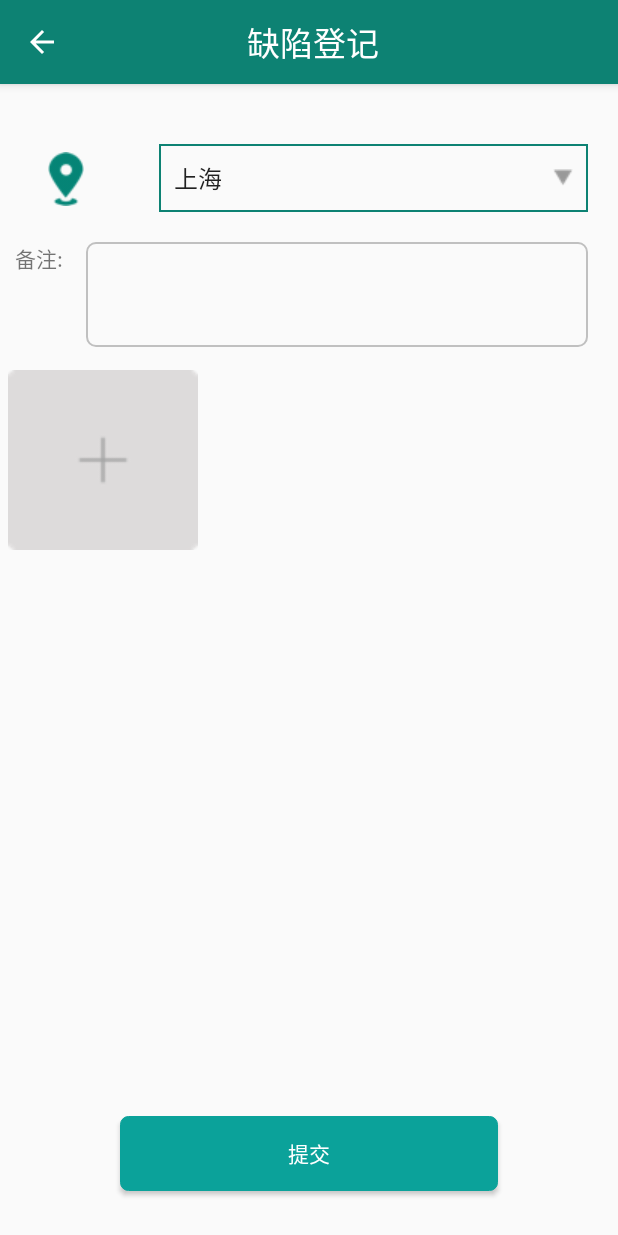
After one commit to widsdom-yl/powerlinepatro, an Android app: the UploadDefectActivity screen opened directly, with no data from a screen before it, on a phone screen of 412 x 824 dp. The commit adds this screen. Run offline under Robolectric (Android 15) with nearby library versions, the phone set to English and light mode, and no system bars; libraries missing offline, so code that uses them is left out: com.zhy.base; pictures from the network do not load; 2 statements that could not run were skipped.

Commit message:
缺陷上传页面

```diff
--- a/app/src/main/AndroidManifest.xml
+++ b/app/src/main/AndroidManifest.xml
@@ -52,7 +52,8 @@
         <service android:name="com.amap.api.location.APSService" />
 
         <activity android:name=".UploadPatroActivity" />
-        <activity android:name=".PatrolImageDetailActivity"></activity>
+        <activity android:name=".PatrolImageDetailActivity" />
+        <activity android:name=".UploadDefectActivity"></activity>
     </application>
 
 </manifest>
--- a/app/src/main/java/dczh/Fragment/MapFragment.java
+++ b/app/src/main/java/dczh/Fragment/MapFragment.java
@@ -15,7 +15,9 @@ import com.amap.api.location.AMapLocationClient;
 import com.amap.api.location.AMapLocationClientOption;
 import com.amap.api.location.AMapLocationListener;
 import com.amap.api.maps.AMap;
+import com.amap.api.maps.CameraUpdateFactory;
 import com.amap.api.maps.MapView;
+import com.amap.api.maps.model.LatLng;
 import com.amap.api.maps.model.MyLocationStyle;
 
 import java.text.SimpleDateFormat;
@@ -175,6 +177,8 @@ public class MapFragment extends Fragment implements AMap.OnMyLocationChangeList
     public void onMyLocationChange(Location location) {
 
         Log.e("MapFragment","x:"+location.getLatitude());
+        LatLng latLng = new LatLng(location.getLatitude(),location.getLongitude());
+        aMap.moveCamera(CameraUpdateFactory.newLatLngZoom(latLng,16));
     }
 
 
--- /dev/null
+++ b/app/src/main/java/dczh/powerlinepatro/UploadDefectActivity.java
@@ -0,0 +1,290 @@
+package dczh.powerlinepatro;
+
+import android.Manifest;
+import android.content.Intent;
+import android.content.pm.PackageManager;
+import android.net.Uri;
+import android.os.Bundle;
+import android.os.Environment;
+import android.provider.MediaStore;
+import android.support.annotation.NonNull;
+import android.support.annotation.Nullable;
+import android.support.v4.app.ActivityCompat;
+import android.support.v4.content.ContextCompat;
+import android.support.v7.widget.GridLayoutManager;
+import android.support.v7.widget.RecyclerView;
+import android.text.TextUtils;
+import android.view.Menu;
+import android.view.MenuItem;
+import android.view.View;
+import android.widget.ArrayAdapter;
+import android.widget.Button;
+import android.widget.ImageView;
+import android.widget.Spinner;
+
+import com.zhy.base.fileprovider.FileProvider7;
+
+import java.io.File;
+import java.util.ArrayList;
+import java.util.List;
+
+import dczh.Util.FileUtil;
+import dczh.View.ActionSheet;
+import dczh.adapter.BaseAdapter;
+import dczh.adapter.TowerProtolEditImageAdapter;
+import dczh.model.LineTowerModel;
+
+public class UploadDefectActivity extends BaseAppCompatActivity implements View.OnClickListener, BaseAdapter.OnItemClickListener, TowerProtolEditImageAdapter.DeleteClickListener {
+
+    private static final String ARG_PARAM1 = "param1";
+    private LineTowerModel model;
+    private Spinner spinner;
+    private List<String> data_list;
+    private ArrayAdapter<String> arr_adapter;
+    private TowerProtolEditImageAdapter mAdpter;
+    private RecyclerView mRecyclerView;
+
+    Button button_choose_image;
+    ImageView imageView;
+    private ActionSheet actionSheet;
+    /******************************************/
+    public static final int RC_TAKE_PHOTO = 1;
+    public static final int RC_CHOOSE_PHOTO = 2;
+    /******************************************/
+
+    List<String> mFileArray = new ArrayList<>();
+    Integer mTakePhotoIndex = 0;
+
+
+    @Override
+    protected void onCreate(Bundle savedInstanceState) {
+        super.onCreate(savedInstanceState);
+        setContentView(R.layout.activity_upload_defect);
+        android.support.v7.app.ActionBar actionBar = getSupportActionBar();
+        Bundle bundle = this.getIntent().getExtras();
+        model = (LineTowerModel)bundle.getSerializable(ARG_PARAM1);
+        if ( actionBar != null)
+        {
+            setCustomTitle(getString(R.string.string_sign_defect), true);
+            // setCustomTitle(model.getTowerName(), true);
+        }
+
+        spinner = findViewById(R.id.spinner);
+        //数据
+        data_list = new ArrayList<String>();
+        data_list.add(model.getTowerName());
+        data_list.add("上海");
+        data_list.add("广州");
+        data_list.add("深圳");
+
+        //适配器
+        arr_adapter= new ArrayAdapter<String>(this, android.R.layout.simple_spinner_item, data_list);
+        //设置样式
+        arr_adapter.setDropDownViewResource(android.R.layout.simple_spinner_dropdown_item);
+        //加载适配器
+        spinner.setAdapter(arr_adapter);
+
+        /***************************************/
+//        button_choose_image = findViewById(R.id.button_choose_image);
+//        imageView = findViewById(R.id.imageView2);
+//        button_choose_image.setOnClickListener(this);
+
+        mRecyclerView = findViewById(R.id.recyler_defect_signin_image);
+        GridLayoutManager layoutManage = new GridLayoutManager(this, 3);
+        mRecyclerView.setLayoutManager(layoutManage);
+        mAdpter = new TowerProtolEditImageAdapter(mFileArray);
+        mRecyclerView.setAdapter(mAdpter);
+        mFileArray.add("");
+        mAdpter.setOnItemClickListener(this);
+        mAdpter.setmDeleteClickListener(this);
+    }
+    @Override
+    public boolean onCreateOptionsMenu(Menu menu)
+    {
+        getMenuInflater().inflate(R.menu.blank_menu, menu);
+        return true;
+    }
+    @Override
+    public boolean onOptionsItemSelected(MenuItem item)
+    {
+        switch (item.getItemId())
+        {
+            case android.R.id.home:
+                this.finish(); // back button
+                return true;
+        }
+        return super.onOptionsItemSelected(item);
+    }
+
+    @Override
+    public void onClick(View view) {
+        showSheet();
+    }
+    private void showSheet() {
+        actionSheet=new ActionSheet.DialogBuilder(this)
+                .addSheet(getString(R.string.string_album), new View.OnClickListener() {
+                    @Override
+                    public void onClick(View v) {
+                        chooseFromAlbum();
+                        actionSheet.dismiss();
+                    }
+                })
+                .addSheet(getString(R.string.string_take_photo), new View.OnClickListener() {
+                    @Override
+                    public void onClick(View v) {
+                        chooseFromTakePhoto();
+                        actionSheet.dismiss();
+                    }
+                })
+
+                .addCancelListener(new View.OnClickListener() {
+                    @Override
+                    public void onClick(View v) {
+
+                        actionSheet.dismiss();
+                    }
+                })
+                .create();
+    }
+    void chooseFromAlbum(){
+        if (ContextCompat.checkSelfPermission(this, Manifest.permission.READ_EXTERNAL_STORAGE) != PackageManager.PERMISSION_GRANTED) {
+            //未授权，申请授权(从相册选择图片需要读取存储卡的权限)
+            ActivityCompat.requestPermissions(this, new String[]{Manifest.permission.READ_EXTERNAL_STORAGE}, RC_CHOOSE_PHOTO);
+        } else {
+            //已授权，获取照片
+            choosePhoto();
+        }
+    }
+    void chooseFromTakePhoto(){
+        if (ContextCompat.checkSelfPermission(this, Manifest.permission.CAMERA) != PackageManager.PERMISSION_GRANTED) {
+            //未授权，申请授权(从相册选择图片需要读取存储卡的权限)
+            ActivityCompat.requestPermissions(this, new String[]{Manifest.permission.CAMERA}, RC_TAKE_PHOTO);
+        } else {
+            //已授权，获取照片
+            takePhoto();
+        }
+    }
+    private void choosePhoto() {
+        Intent intentToPickPic = new Intent(Intent.ACTION_PICK, null);
+        intentToPickPic.setDataAndType(MediaStore.Images.Media.EXTERNAL_CONTENT_URI, "image/*");
+        startActivityForResult(intentToPickPic, RC_CHOOSE_PHOTO);
+    }
+
+    private String mTempPhotoPath;
+    private Uri imageUri;
+
+    private void takePhoto() {
+        Intent intentToTakePhoto = new Intent(MediaStore.ACTION_IMAGE_CAPTURE);
+        File fileDir = new File(Environment.getExternalStorageDirectory().getPath() + File.separator + "photoTest" + File.separator);
+        if (!fileDir.exists()) {
+            fileDir.mkdirs();
+        }
+
+        File photoFile = new File(fileDir, "photo"+mTakePhotoIndex+".jpeg");
+        mTempPhotoPath = photoFile.getAbsolutePath();
+        imageUri = FileProvider7.getUriForFile(this,photoFile);
+        intentToTakePhoto.putExtra(MediaStore.EXTRA_OUTPUT, imageUri);
+        startActivityForResult(intentToTakePhoto, RC_TAKE_PHOTO);
+    }
+
+
+    /**
+     权限申请结果回调
+     */
+    @Override
+    public void onRequestPermissionsResult(int requestCode, @NonNull String[] permissions, @NonNull int[] grantResults) {
+        switch (requestCode) {
+            case RC_TAKE_PHOTO:   //拍照权限申请返回
+                if (grantResults.length == 2 && grantResults[0] == PackageManager.PERMISSION_GRANTED && grantResults[1] == PackageManager.PERMISSION_GRANTED) {
+                    takePhoto();
+                }
+                break;
+            case RC_CHOOSE_PHOTO:   //相册选择照片权限申请返回
+                choosePhoto();
+                break;
+        }
+    }
+
+    @Override
+    protected void onActivityResult(int requestCode, int resultCode, @Nullable Intent data) {
+        super.onActivityResult(requestCode, resultCode, data);
+
+        switch (requestCode) {
+            case RC_CHOOSE_PHOTO:
+                Uri uri = data.getData();
+                String filePath = FileUtil.getFilePathByUri(this, uri);
+
+                if (!TextUtils.isEmpty(filePath)) {
+                    //RequestOptions requestOptions1 = new RequestOptions().skipMemoryCache(true).diskCacheStrategy(DiskCacheStrategy.NONE);
+//                    将照片显示在 ivImage上
+                    //Glide.with(this).load(filePath).apply(requestOptions1).into(imageView);
+//                    mFileArray.add(filePath);
+                    if (mFileArray.size() == 6){
+                        mFileArray.remove(5);
+                        mFileArray.add(filePath);
+                    }
+                    else{
+                        mFileArray.add(mFileArray.size()-1,filePath);
+                    }
+
+                    mAdpter.resetMList(mFileArray);
+                    mAdpter.notifyDataSetChanged();
+                }
+                break;
+            case RC_TAKE_PHOTO:
+                if (resultCode == -1){
+                    ++mTakePhotoIndex;
+//                    mFileArray.add(mTempPhotoPath);
+
+
+                    if (mFileArray.size() == 6){
+                        mFileArray.remove(5);
+                        mFileArray.add(mTempPhotoPath);
+                    }
+                    else{
+                        mFileArray.add(mFileArray.size()-1,mTempPhotoPath);
+                    }
+
+
+                    mAdpter.resetMList(mFileArray);
+                    mAdpter.notifyDataSetChanged();
+                    //RequestOptions requestOptions = new RequestOptions().skipMemoryCache(true).diskCacheStrategy(DiskCacheStrategy.NONE);
+                    //将图片显示在ivImage上
+                    //Glide.with(this).load(mTempPhotoPath).apply(requestOptions).into(imageView);
+                }
+                break;
+            default:
+                break;
+        }
+    }
+
+
+    @Override
+    public void onItemClick(View view, int position) {
+        if (position == mFileArray.size() -1 && mFileArray.get(position).length() == 0){
+            showSheet();
+        }
+        else{
+            // PatrolImageDetailActivity
+            Intent intent = new Intent(this, PatrolImageDetailActivity.class);
+            Bundle bundle = new Bundle();
+            bundle.putString(ARG_PARAM1,mFileArray.get(position));
+            intent.putExtras(bundle);
+            startActivity(intent);
+        }
+
+    }
+
+    @Override
+    public void onLongClick(View view, int position) {
+
+    }
+
+    @Override
+    public void onDeleteBtnCilck(View view, int position) {
+        mFileArray.remove(position);
+        mAdpter.resetMList(mFileArray);
+        mAdpter.notifyDataSetChanged();
+
+    }
+}
--- /dev/null
+++ b/app/src/main/res/drawable/order_edt_note_bg.xml
@@ -0,0 +1,6 @@
+<?xml version="1.0" encoding="utf-8"?>
+<shape xmlns:android="http://schemas.android.com/apk/res/android">
+    <corners android:radius="6dp"></corners>
+    <stroke android:color="#c0c0c0"
+        android:width="1dp"></stroke>
+</shape>
--- /dev/null
+++ b/app/src/main/res/layout/activity_upload_defect.xml
@@ -0,0 +1,90 @@
+<?xml version="1.0" encoding="utf-8"?>
+<android.support.constraint.ConstraintLayout xmlns:android="http://schemas.android.com/apk/res/android"
+    xmlns:app="http://schemas.android.com/apk/res-auto"
+    xmlns:tools="http://schemas.android.com/tools"
+    android:layout_width="match_parent"
+    android:layout_height="match_parent"
+    tools:context=".UploadDefectActivity">
+    <ImageButton
+        android:id="@+id/imageView"
+        android:layout_width="wrap_content"
+        android:layout_height="wrap_content"
+        android:layout_marginStart="32dp"
+        android:layout_marginTop="45dp"
+        android:background="@drawable/gps"
+        app:layout_constraintStart_toStartOf="parent"
+        app:layout_constraintTop_toTopOf="parent" />
+
+    <Spinner
+        android:id="@+id/spinner"
+        android:layout_width="0dp"
+        android:layout_height="45dp"
+        android:layout_marginEnd="20dp"
+        android:layout_marginStart="50dp"
+        android:layout_marginTop="40dp"
+        android:background="@drawable/shape_drop_down_normal"
+        app:layout_constraintEnd_toEndOf="parent"
+        app:layout_constraintStart_toEndOf="@+id/imageView"
+        app:layout_constraintTop_toTopOf="parent" />
+
+
+    <android.support.v7.widget.RecyclerView
+        android:id="@+id/recyler_defect_signin_image"
+        android:layout_width="0dp"
+        android:layout_height="0dp"
+        android:layout_marginBottom="10dp"
+        android:layout_marginTop="10dp"
+        android:divider="#FFB900"
+        android:dividerHeight="1dp"
+        app:layout_constraintBottom_toTopOf="@+id/button_sign_defect"
+        app:layout_constraintEnd_toEndOf="parent"
+        app:layout_constraintHorizontal_bias="1.0"
+        app:layout_constraintStart_toStartOf="parent"
+        app:layout_constraintTop_toBottomOf="@+id/textView2" />
+
+
+    <Button
+        android:id="@+id/button_sign_defect"
+        style="?android:textAppearanceSmall"
+        android:layout_width="0dp"
+        android:layout_height="50dp"
+        android:layout_marginBottom="30dp"
+        android:layout_marginEnd="80dp"
+        android:layout_marginStart="80dp"
+        android:background="@drawable/button_shape_upload_patro"
+        android:text="@string/string_submit"
+        android:textAllCaps="false"
+        android:textColor="#ffffff"
+        app:layout_constraintBottom_toBottomOf="parent"
+        app:layout_constraintEnd_toEndOf="parent"
+        app:layout_constraintHorizontal_bias="0.0"
+        app:layout_constraintStart_toStartOf="parent" />
+
+    <TextView
+        android:id="@+id/textView"
+        android:layout_width="wrap_content"
+        android:layout_height="wrap_content"
+        android:layout_marginStart="10dp"
+        android:layout_marginTop="20dp"
+        android:text="@string/string_remark"
+        android:textSize="14sp"
+        app:layout_constraintStart_toStartOf="parent"
+        app:layout_constraintTop_toBottomOf="@+id/spinner" />
+
+    <EditText
+        android:id="@+id/textView2"
+        android:layout_width="0dp"
+        android:layout_height="70dp"
+        android:layout_marginEnd="20dp"
+        android:layout_marginStart="15dp"
+        android:layout_marginTop="20dp"
+        android:padding="5dp"
+        android:minLines="5"
+        android:gravity="top"
+        android:background="@drawable/order_edt_note_bg"
+        android:textColor="#000000"
+        android:textSize="14sp"
+        app:layout_constraintEnd_toEndOf="parent"
+        app:layout_constraintStart_toEndOf="@+id/textView"
+        app:layout_constraintTop_toBottomOf="@+id/spinner" />
+</android.support.constraint.ConstraintLayout>
--- a/app/src/main/res/values/strings.xml
+++ b/app/src/main/res/values/strings.xml
@@ -42,6 +42,7 @@
     <string name="string_take_photo">拍照</string>
     <string name="string_cancel">取消</string>
     <string name="string_submit">提交</string>
+    <string name="string_remark">备注:</string>
     <!-- TODO: Remove or change this placeholder text -->
     <string name="hello_blank_fragment">Hello blank fragment</string>
 </resources>
```
Also changed, not shown: app/src/main/java/dczh/Fragment/TowerAccountFragment.java (+6 -1 lines).
